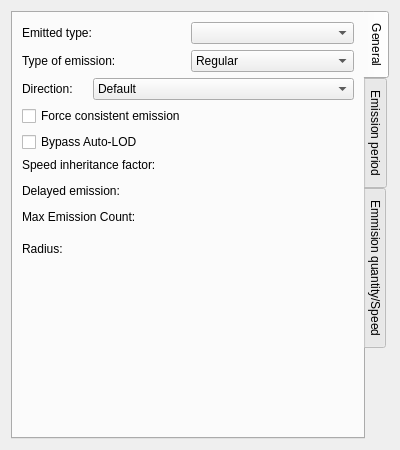
Old version of the form code/nel/tools/3d/object_viewer_qt/src/emitter_form.ui in the repository ryzom/ryzomcore.
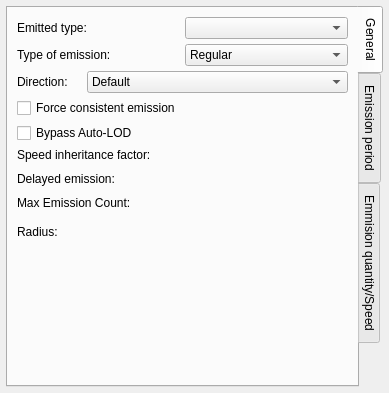
New version of the form. Custom widgets are drawn as their Qt base class.

```diff
--- a/code/nel/tools/3d/object_viewer_qt/src/emitter_form.ui
+++ b/code/nel/tools/3d/object_viewer_qt/src/emitter_form.ui
@@ -6,14 +6,17 @@
    <rect>
     <x>0</x>
     <y>0</y>
-    <width>382</width>
-    <height>450</height>
+    <width>349</width>
+    <height>393</height>
    </rect>
   </property>
   <property name="windowTitle">
    <string>Form</string>
   </property>
   <layout class="QGridLayout" name="gridLayout_3">
+   <property name="margin">
+    <number>6</number>
+   </property>
    <item row="0" column="0">
     <widget class="QTabWidget" name="tabWidget">
      <property name="enabled">
@@ -33,6 +36,9 @@
        <string>General</string>
       </attribute>
       <layout class="QGridLayout" name="gridLayout_4">
+       <property name="spacing">
+        <number>5</number>
+       </property>
        <item row="0" column="0" colspan="3">
         <layout class="QGridLayout" name="gridLayout">
          <item row="0" column="0">
```
